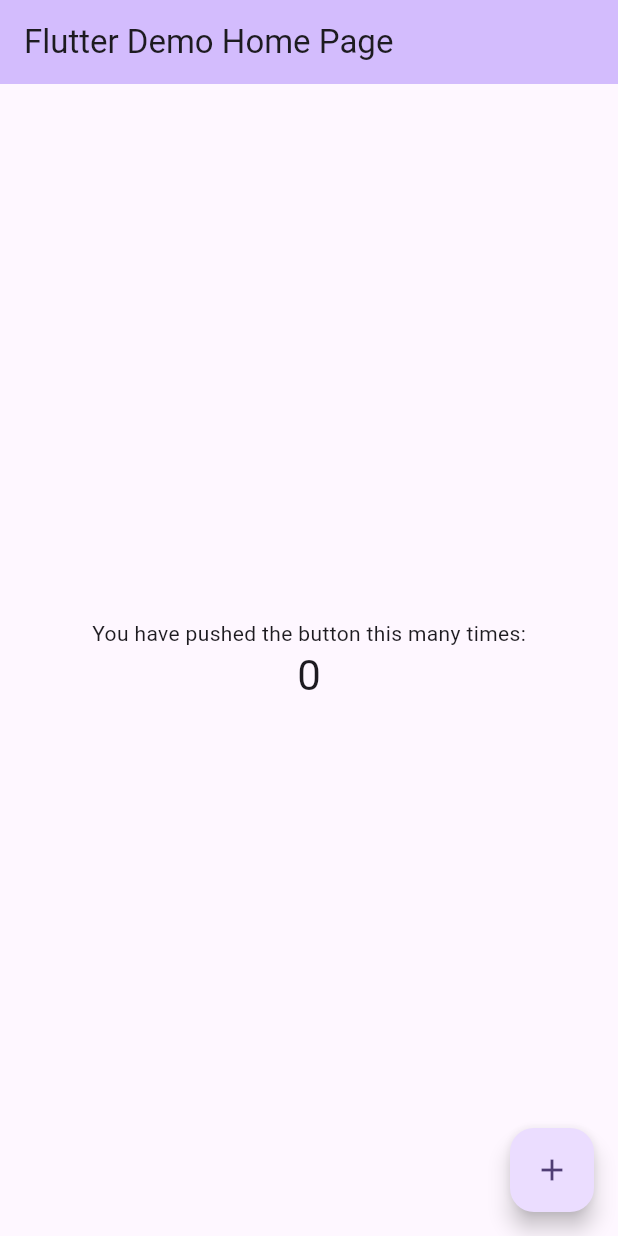
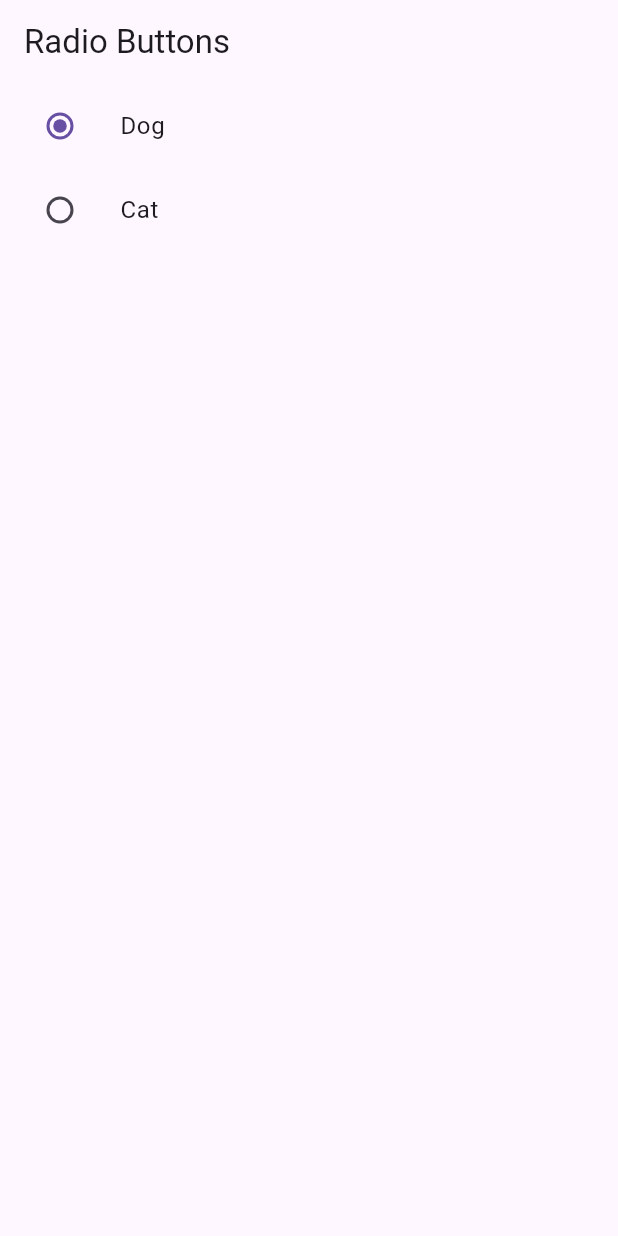
Before and after one commit to RAVISHANKAR2608/flutter-pfour, a Flutter app: the screen it shows after launch, on a phone screen of 412 x 824 dp. Run offline on Flutter 3.47's test engine with Material 3 defaults, Android fonts, the phone set to English and light mode, and no system bars.

Commit message:
Radio Buttons

```diff
--- a/lib/main.dart
+++ b/lib/main.dart
@@ -5,121 +5,69 @@
 }
 
 class MyApp extends StatelessWidget {
-  const MyApp({super.key});
+  const MyApp({Key? key}) : super(key: key);
+  static const String _title = 'Radio Buttons';
 
-  // This widget is the root of your application.
   @override
   Widget build(BuildContext context) {
     return MaterialApp(
-      title: 'Flutter Demo',
+      debugShowCheckedModeBanner: false,
+      title: _title,
       theme: ThemeData(
-        // This is the theme of your application.
-        //
-        // TRY THIS: Try running your application with "flutter run". You'll see
-        // the application has a purple toolbar. Then, without quitting the app,
-        // try changing the seedColor in the colorScheme below to Colors.green
-        // and then invoke "hot reload" (save your changes or press the "hot
-        // reload" button in a Flutter-supported IDE, or press "r" if you used
-        // the command line to start the app).
-        //
-        // Notice that the counter didn't reset back to zero; the application
-        // state is not lost during the reload. To reset the state, use hot
-        // restart instead.
-        //
-        // This works for code too, not just values: Most code changes can be
-        // tested with just a hot reload.
-        colorScheme: ColorScheme.fromSeed(seedColor: Colors.deepPurple),
-        useMaterial3: true,
+        primaryColor: Colors.black,
+        // accentColor: Colors.black,
       ),
-      home: const MyHomePage(title: 'Flutter Demo Home Page'),
+      home: Scaffold(
+        appBar: AppBar(
+          title: Text(_title),
+        ),
+        body: const Center(child: RadioButtons()),
+      ),
     );
   }
 }
 
-class MyHomePage extends StatefulWidget {
-  const MyHomePage({super.key, required this.title});
+enum Pet { dog, cat }
 
-  // This widget is the home page of your application. It is stateful, meaning
-  // that it has a State object (defined below) that contains fields that affect
-  // how it looks.
-
-  // This class is the configuration for the state. It holds the values (in this
-  // case the title) provided by the parent (in this case the App widget) and
-  // used by the build method of the State. Fields in a Widget subclass are
-  // always marked "final".
-
-  final String title;
+class RadioButtons extends StatefulWidget {
+  const RadioButtons({Key? key}) : super(key: key);
 
   @override
-  State<MyHomePage> createState() => _MyHomePageState();
+  State<RadioButtons> createState() => _RadioButtonsState();
 }
 
-class _MyHomePageState extends State<MyHomePage> {
-  int _counter = 0;
-
-  void _incrementCounter() {
-    setState(() {
-      // This call to setState tells the Flutter framework that something has
-      // changed in this State, which causes it to rerun the build method below
-      // so that the display can reflect the updated values. If we changed
-      // _counter without calling setState(), then the build method would not be
-      // called again, and so nothing would appear to happen.
-      _counter++;
-    });
-  }
+class _RadioButtonsState extends State<RadioButtons> {
+  Pet _pet = Pet.dog;
 
   @override
   Widget build(BuildContext context) {
-    // This method is rerun every time setState is called, for instance as done
-    // by the _incrementCounter method above.
-    //
-    // The Flutter framework has been optimized to make rerunning build methods
-    // fast, so that you can just rebuild anything that needs updating rather
-    // than having to individually change instances of widgets.
-    return Scaffold(
-      appBar: AppBar(
-        // TRY THIS: Try changing the color here to a specific color (to
-        // Colors.amber, perhaps?) and trigger a hot reload to see the AppBar
-        // change color while the other colors stay the same.
-        backgroundColor: Theme.of(context).colorScheme.inversePrimary,
-        // Here we take the value from the MyHomePage object that was created by
-        // the App.build method, and use it to set our appbar title.
-        title: Text(widget.title),
-      ),
-      body: Center(
-        // Center is a layout widget. It takes a single child and positions it
-        // in the middle of the parent.
-        child: Column(
-          // Column is also a layout widget. It takes a list of children and
-          // arranges them vertically. By default, it sizes itself to fit its
-          // children horizontally, and tries to be as tall as its parent.
-          //
-          // Column has various properties to control how it sizes itself and
-          // how it positions its children. Here we use mainAxisAlignment to
-          // center the children vertically; the main axis here is the vertical
-          // axis because Columns are vertical (the cross axis would be
-          // horizontal).
-          //
-          // TRY THIS: Invoke "debug painting" (choose the "Toggle Debug Paint"
-          // action in the IDE, or press "p" in the console), to see the
-          // wireframe for each widget.
-          mainAxisAlignment: MainAxisAlignment.center,
-          children: <Widget>[
-            const Text(
-              'You have pushed the button this many times:',
-            ),
-            Text(
-              '$_counter',
-              style: Theme.of(context).textTheme.headlineMedium,
-            ),
-          ],
+    return Column(children: <Widget>[
+      ListTile(
+        title: const Text('Dog'),
+        leading: Radio<Pet>(
+          value: Pet.dog,
+          groupValue: _pet,
+          onChanged: (Pet? value) {
+            setState(() {
+              _pet = value!;
+              print('Selected Pet: $_pet');
+            });
+          },
         ),
       ),
-      floatingActionButton: FloatingActionButton(
-        onPressed: _incrementCounter,
-        tooltip: 'Increment',
-        child: const Icon(Icons.add),
-      ), // This trailing comma makes auto-formatting nicer for build methods.
-    );
+      ListTile(
+        title: const Text('Cat'),
+        leading: Radio<Pet>(
+          value: Pet.cat,
+          groupValue: _pet,
+          onChanged: (Pet? value) {
+            setState(() {
+              _pet = value!;
+              print('Selected Pet: $_pet');
+            });
+          },
+        ),
+      ),
+    ]);
   }
 }
```
